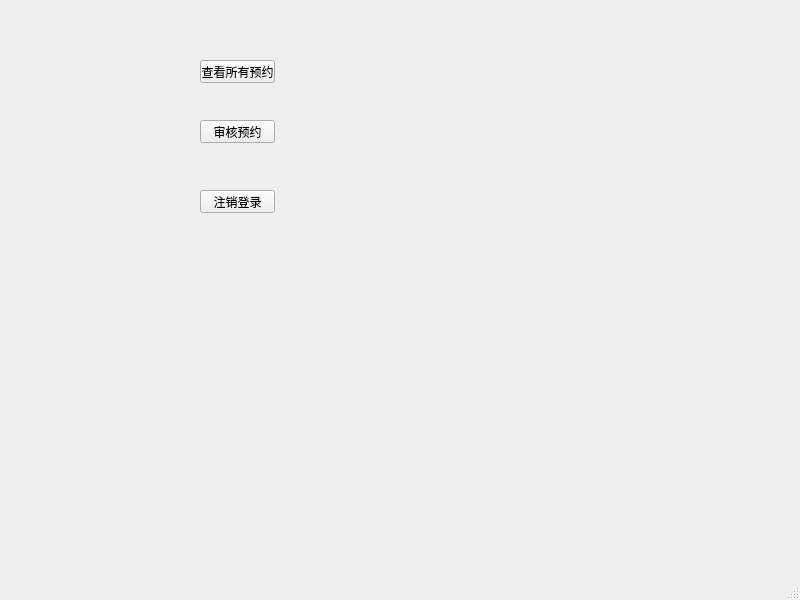
This is Qt-sourcefile/teacherwindow.ui in 068402-703a/Qt-Classroom-reservation-system as Qt 5 draws it before an edit. The edited form follows.
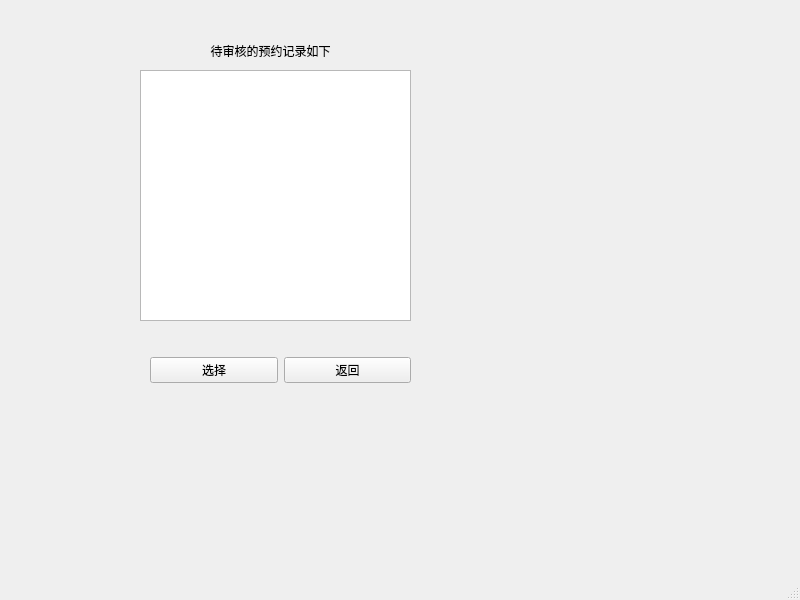
This is the edited form. The open tabs and pages were chosen to show the change.

```diff
--- a/Qt-sourcefile/teacherwindow.ui
+++ b/Qt-sourcefile/teacherwindow.ui
@@ -14,44 +14,107 @@
    <string>MainWindow</string>
   </property>
   <widget class="QWidget" name="centralwidget">
-   <widget class="QPushButton" name="pushButton">
+   <widget class="QStackedWidget" name="stackedWidget">
     <property name="geometry">
      <rect>
-      <x>200</x>
-      <y>60</y>
-      <width>75</width>
-      <height>23</height>
+      <x>60</x>
+      <y>20</y>
+      <width>431</width>
+      <height>421</height>
      </rect>
     </property>
-    <property name="text">
-     <string>查看所有预约</string>
+    <property name="currentIndex">
+     <number>0</number>
     </property>
-   </widget>
-   <widget class="QPushButton" name="pushButton_2">
-    <property name="geometry">
-     <rect>
-      <x>200</x>
-      <y>120</y>
-      <width>75</width>
-      <height>23</height>
-     </rect>
-    </property>
-    <property name="text">
-     <string>审核预约</string>
-    </property>
-   </widget>
-   <widget class="QPushButton" name="exitButton">
-    <property name="geometry">
-     <rect>
-      <x>200</x>
-      <y>190</y>
-      <width>75</width>
-      <height>23</height>
-     </rect>
-    </property>
-    <property name="text">
-     <string>注销登录</string>
-    </property>
+    <widget class="QWidget" name="page">
+     <widget class="QWidget" name="widget" native="true">
+      <property name="geometry">
+       <rect>
+        <x>60</x>
+        <y>60</y>
+        <width>221</width>
+        <height>261</height>
+       </rect>
+      </property>
+      <layout class="QVBoxLayout" name="verticalLayout">
+       <item>
+        <widget class="QPushButton" name="checkallpushButton">
+         <property name="text">
+          <string>查看所有预约</string>
+         </property>
+        </widget>
+       </item>
+       <item>
+        <widget class="QPushButton" name="shenhepushButton">
+         <property name="text">
+          <string>审核预约</string>
+         </property>
+        </widget>
+       </item>
+       <item>
+        <widget class="QPushButton" name="exitButton">
+         <property name="text">
+          <string>注销登录</string>
+         </property>
+        </widget>
+       </item>
+      </layout>
+     </widget>
+    </widget>
+    <widget class="QWidget" name="page_2">
+     <widget class="QLabel" name="label">
+      <property name="geometry">
+       <rect>
+        <x>120</x>
+        <y>10</y>
+        <width>181</width>
+        <height>41</height>
+       </rect>
+      </property>
+      <property name="text">
+       <string>待审核的预约记录如下</string>
+      </property>
+      <property name="alignment">
+       <set>Qt::AlignCenter</set>
+      </property>
+     </widget>
+     <widget class="QTextEdit" name="textEdit">
+      <property name="geometry">
+       <rect>
+        <x>80</x>
+        <y>50</y>
+        <width>271</width>
+        <height>251</height>
+       </rect>
+      </property>
+     </widget>
+     <widget class="QWidget" name="widget_2" native="true">
+      <property name="geometry">
+       <rect>
+        <x>90</x>
+        <y>330</y>
+        <width>261</width>
+        <height>41</height>
+       </rect>
+      </property>
+      <layout class="QHBoxLayout" name="horizontalLayout">
+       <item>
+        <widget class="QPushButton" name="choosepushButton">
+         <property name="text">
+          <string>选择</string>
+         </property>
+        </widget>
+       </item>
+       <item>
+        <widget class="QPushButton" name="exitpushButton">
+         <property name="text">
+          <string>返回</string>
+         </property>
+        </widget>
+       </item>
+      </layout>
+     </widget>
+    </widget>
    </widget>
   </widget>
   <widget class="QMenuBar" name="menubar">
```
